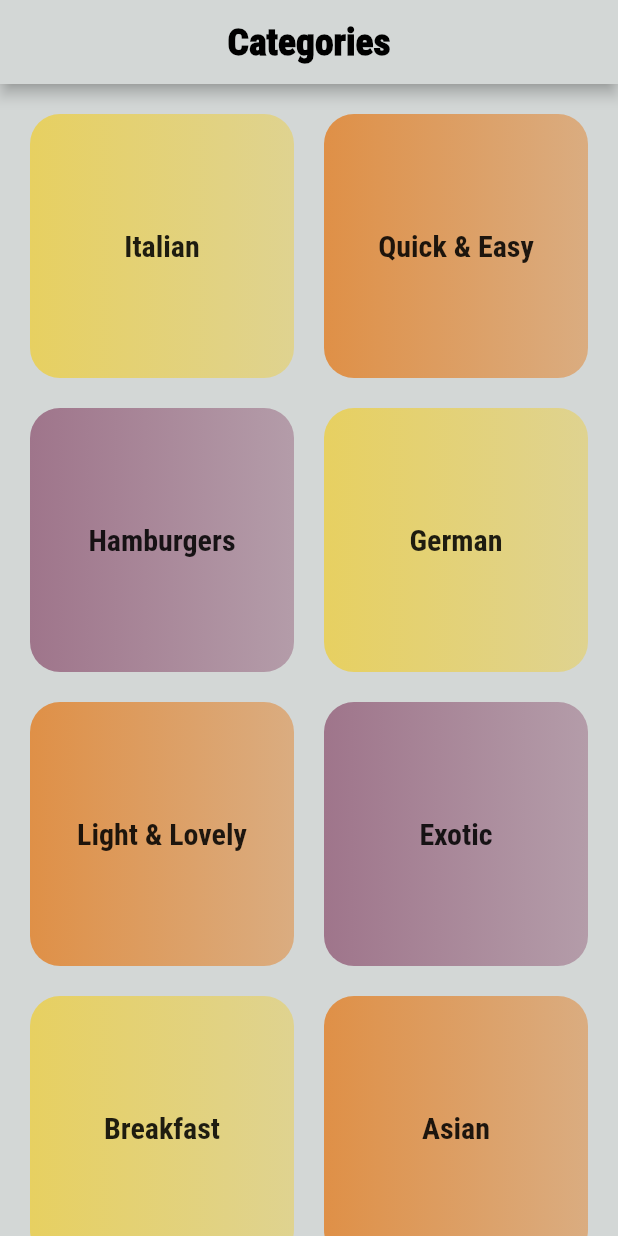
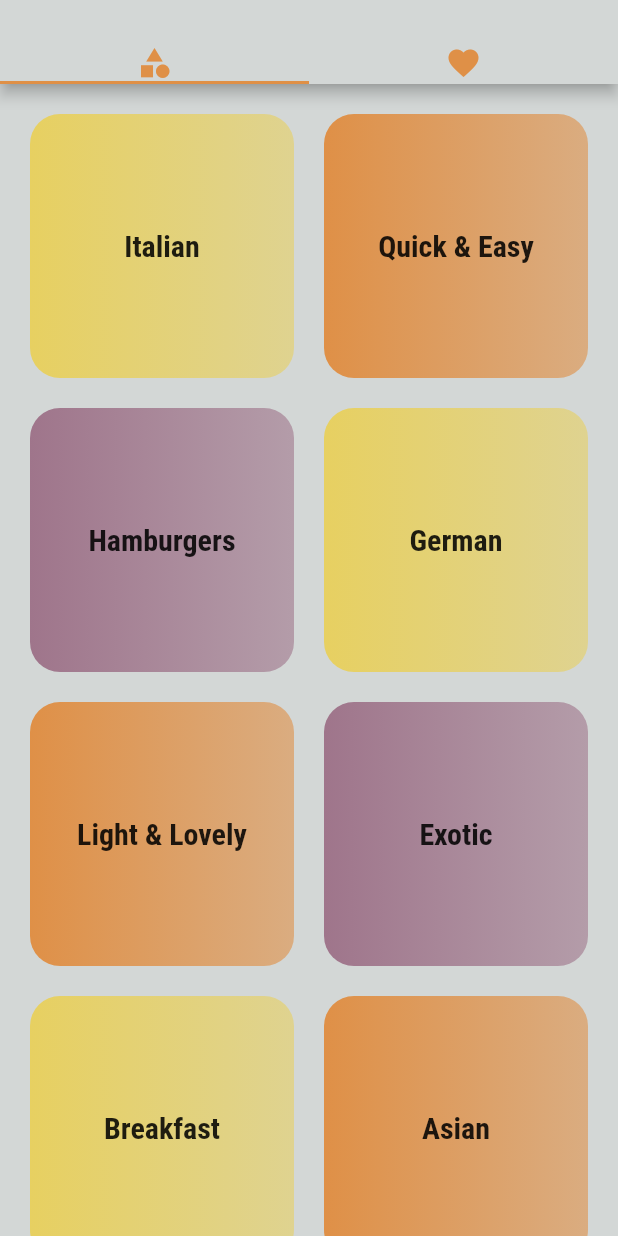
Before and after one commit to budda24/Meals-Sets-franek-, a Flutter app: the screen it shows after launch, on a phone screen of 412 x 824 dp. Run offline on Flutter 3.47's test engine with Material 2 defaults, Android fonts, the phone set to English and light mode, and no system bars.

Commit message:
feat: tab Bar

```diff
--- a/lib/main.dart
+++ b/lib/main.dart
@@ -3,6 +3,7 @@ import 'package:dishes_sets_franek/screens/categories_screen.dart';
 import 'package:dishes_sets_franek/screens/meals_screen.dart';
 import 'package:dishes_sets_franek/consts/const.dart';
 import 'package:dishes_sets_franek/screens/meal_details_screen.dart';
+import 'package:dishes_sets_franek/screens/tab_screen.dart';
 import 'package:flutter/material.dart';
 
 void main() {
@@ -19,8 +20,9 @@ class MyApp extends StatelessWidget {
       debugShowCheckedModeBanner: false,
       title: 'Dishes Set Franek',
       color: kMainColor,
-      initialRoute:CategoriesScreen.id,
+      initialRoute:TabScreen.id,
       routes: {
+        TabScreen.id:(ctx)=> TabScreen(),
         CategoriesScreen.id:(ctx)=> const CategoriesScreen(),
         MealScreen.id: (ctx) => const  MealScreen(),
         MealDetailsScreen.id: (ctx) =>  MealDetailsScreen(),
--- a/lib/screens/categories_screen.dart
+++ b/lib/screens/categories_screen.dart
@@ -14,15 +14,6 @@ class CategoriesScreen extends StatelessWidget {
   Widget build(BuildContext context) {
     return Scaffold(
       backgroundColor: kMainColor,
-      appBar: AppBar(
-        backgroundColor: kMainColor,
-        title: const Center(
-          child: Text(
-            'Categories',
-            style: kTextMainTitle,
-          ),
-        ),
-      ),
       body: GridView(
         padding: const EdgeInsets.all(20),
         gridDelegate: const SliverGridDelegateWithMaxCrossAxisExtent(
--- /dev/null
+++ b/lib/screens/favorite_screean.dart
@@ -0,0 +1,14 @@
+import 'package:flutter/material.dart';
+
+class FavoriteScreen extends StatelessWidget {
+  const FavoriteScreen({Key? key}) : super(key: key);
+
+  @override
+  Widget build(BuildContext context) {
+    return Scaffold(
+      body: Container(
+        child: Text('favorite'),
+      ),
+    );
+  }
+}
--- /dev/null
+++ b/lib/screens/tab_screen.dart
@@ -0,0 +1,52 @@
+import 'package:dishes_sets_franek/consts/const.dart';
+import 'package:flutter/material.dart';
+
+import 'categories_screen.dart';
+import 'favorite_screean.dart';
+
+class TabScreen extends StatefulWidget {
+  TabScreen({Key? key}) : super(key: key);
+   var myTabs = const [
+    Icon(
+      Icons.category,
+      color: kOrangeColor,
+    ),
+    Icon(
+      Icons.favorite,
+      color: kOrangeColor,
+    ),
+  ];
+  static const id = 'tabScreen';
+
+  @override
+  _TabScreenState createState() => _TabScreenState();
+}
+
+class _TabScreenState extends State<TabScreen> {
+  @override
+  Widget build(BuildContext context) {
+    return DefaultTabController(
+      length: 2,
+      child: Scaffold(
+        appBar: AppBar(
+          backgroundColor: kMainColor,
+          bottom: PreferredSize(
+            preferredSize: Size(double.infinity, 0.0),
+            child: Container(
+              child: TabBar(
+                indicatorColor: kOrangeColor,
+                tabs: widget.myTabs,
+              ),
+            ),
+          ),
+        ),
+        body: const TabBarView(
+          children: [
+            CategoriesScreen(),
+            FavoriteScreen(),
+          ],
+        ),
+      ),
+    );
+  }
+}
```
